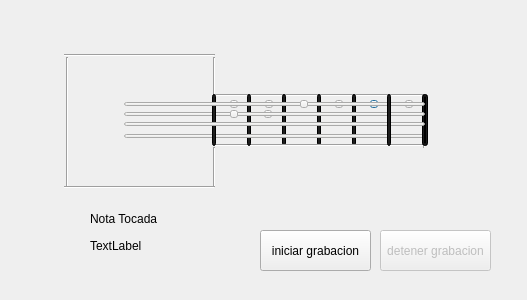
First picture: the form in GUILBass/forms/grabar.ui, repository mgoyret/UTN_FRBA_INFO_II_2020_TPO_LASER-BASS, before the edit.
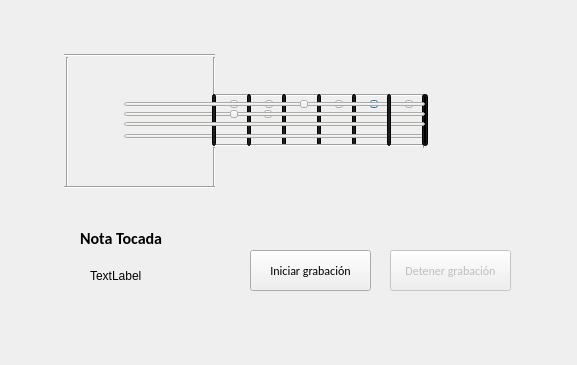
Second picture: the form after the edit.

Commit message: Interfaz de jugar lista

What changed in the file:
```diff
--- a/GUILBass/forms/grabar.ui
+++ b/GUILBass/forms/grabar.ui
@@ -6,8 +6,8 @@
    <rect>
     <x>0</x>
     <y>0</y>
-    <width>527</width>
-    <height>300</height>
+    <width>577</width>
+    <height>365</height>
    </rect>
   </property>
   <property name="windowTitle">
@@ -3856,12 +3856,20 @@
   <widget class="QLabel" name="label">
    <property name="geometry">
     <rect>
-     <x>90</x>
-     <y>210</y>
+     <x>80</x>
+     <y>230</y>
      <width>121</width>
      <height>17</height>
     </rect>
    </property>
+   <property name="font">
+    <font>
+     <family>Calibri</family>
+     <pointsize>12</pointsize>
+     <weight>75</weight>
+     <bold>true</bold>
+    </font>
+   </property>
    <property name="text">
     <string>Nota Tocada</string>
    </property>
@@ -5264,7 +5272,7 @@
    <property name="geometry">
     <rect>
      <x>90</x>
-     <y>230</y>
+     <y>260</y>
      <width>141</width>
      <height>31</height>
     </rect>
@@ -5276,14 +5284,23 @@
   <widget class="QPushButton" name="PBrec">
    <property name="geometry">
     <rect>
-     <x>260</x>
-     <y>230</y>
-     <width>111</width>
+     <x>250</x>
+     <y>250</y>
+     <width>121</width>
      <height>41</height>
     </rect>
    </property>
+   <property name="font">
+    <font>
+     <family>Calibri</family>
+     <pointsize>9</pointsize>
+     <weight>50</weight>
+     <italic>false</italic>
+     <bold>false</bold>
+    </font>
+   </property>
    <property name="text">
-    <string>iniciar grabacion</string>
+    <string>Iniciar grabación</string>
    </property>
   </widget>
   <widget class="QPushButton" name="PBfinRec">
@@ -5292,14 +5309,20 @@
    </property>
    <property name="geometry">
     <rect>
-     <x>380</x>
-     <y>230</y>
-     <width>111</width>
+     <x>390</x>
+     <y>250</y>
+     <width>121</width>
      <height>41</height>
     </rect>
    </property>
+   <property name="font">
+    <font>
+     <family>Calibri</family>
+     <pointsize>9</pointsize>
+    </font>
+   </property>
    <property name="text">
-    <string>detener grabacion</string>
+    <string>Detener grabación</string>
    </property>
   </widget>
  </widget>
```
The commit also changes 7 other files.
